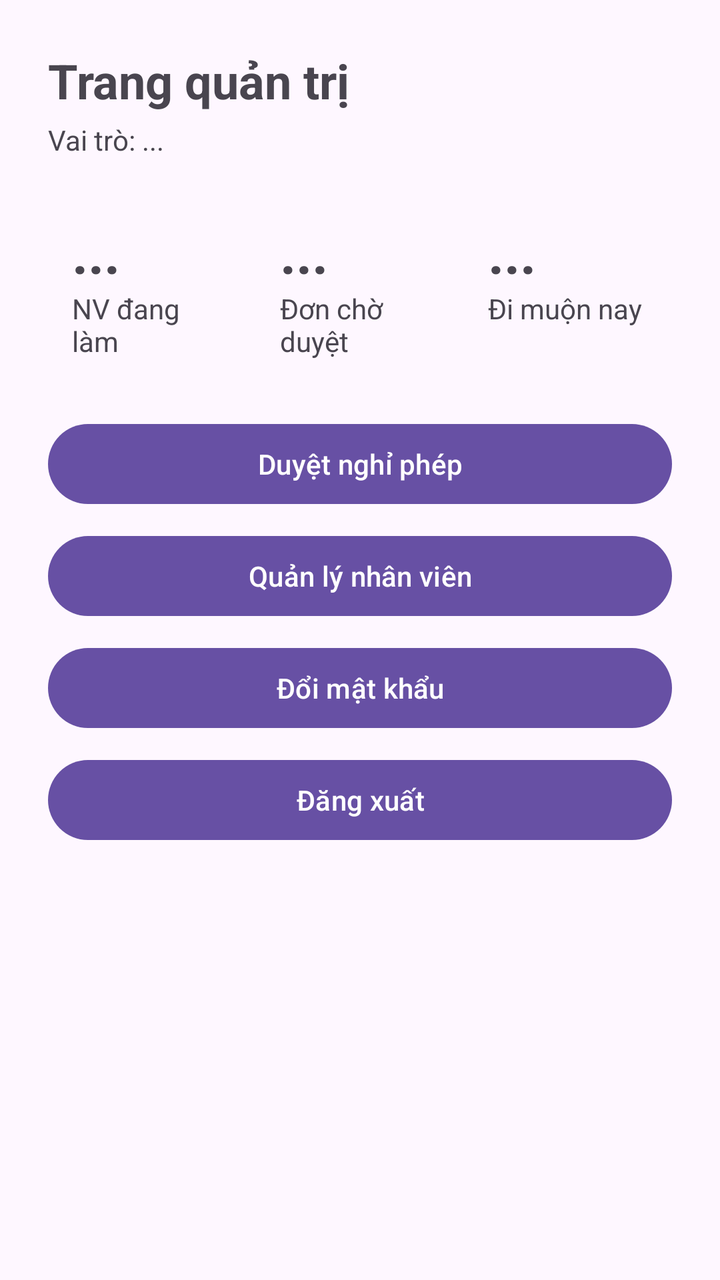
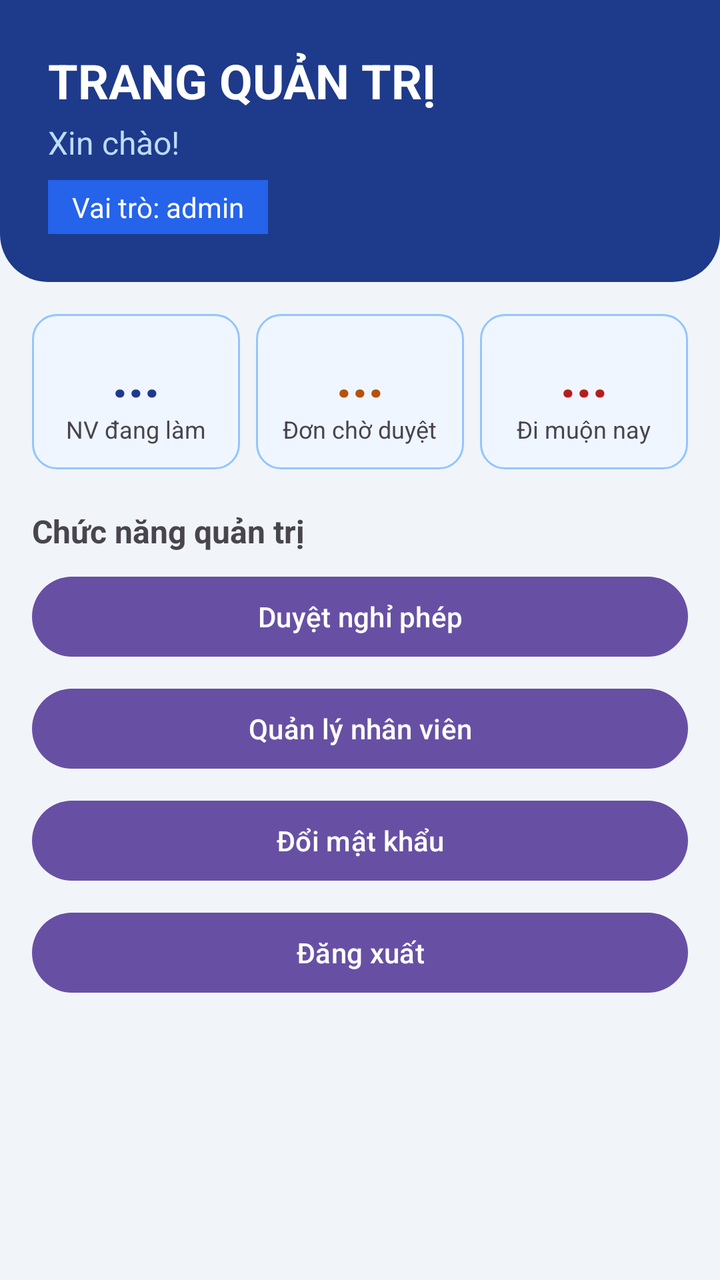

Compare the two renders of this Android layout. The source of the first and the diff that turns it into the second are given below.
<!-- AndroidManifest.xml: application theme Theme.Employeemanagementapp -->
<!-- res/layout/activity_admin.xml -->
<?xml version="1.0" encoding="utf-8"?>
<ScrollView xmlns:android="http://schemas.android.com/apk/res/android"
    android:layout_width="match_parent"
    android:layout_height="match_parent">

    <LinearLayout
        android:layout_width="match_parent"
        android:layout_height="wrap_content"
        android:orientation="vertical"
        android:padding="24dp">

        <TextView
            android:layout_width="wrap_content"
            android:layout_height="wrap_content"
            android:text="Trang quản trị"
            android:textSize="24sp"
            android:textStyle="bold"
            android:layout_marginBottom="4dp"/>

        <TextView
            android:id="@+id/tvAdminRole"
            android:layout_width="wrap_content"
            android:layout_height="wrap_content"
            android:text="Vai trò: ..."
            android:layout_marginBottom="16dp"/>

        <LinearLayout
            android:layout_width="match_parent"
            android:layout_height="wrap_content"
            android:orientation="horizontal"
            android:layout_marginBottom="8dp">

            <LinearLayout
                android:layout_width="0dp"
                android:layout_height="wrap_content"
                android:layout_weight="1"
                android:orientation="vertical"
                android:padding="12dp">

                <TextView
                    android:id="@+id/tvTotalStaff"
                    android:layout_width="wrap_content"
                    android:layout_height="wrap_content"
                    android:text="..."
                    android:textSize="28sp"
                    android:textStyle="bold"/>

                <TextView
                    android:layout_width="wrap_content"
                    android:layout_height="wrap_content"
                    android:text="NV đang làm"/>
            </LinearLayout>

            <LinearLayout
                android:layout_width="0dp"
                android:layout_height="wrap_content"
                android:layout_weight="1"
                android:orientation="vertical"
                android:padding="12dp">

                <TextView
                    android:id="@+id/tvPendingLeaves"
                    android:layout_width="wrap_content"
                    android:layout_height="wrap_content"
                    android:text="..."
                    android:textSize="28sp"
                    android:textStyle="bold"/>

                <TextView
                    android:layout_width="wrap_content"
                    android:layout_height="wrap_content"
                    android:text="Đơn chờ duyệt"/>
            </LinearLayout>

            <LinearLayout
                android:layout_width="0dp"
                android:layout_height="wrap_content"
                android:layout_weight="1"
                android:orientation="vertical"
                android:padding="12dp">

                <TextView
                    android:id="@+id/tvLateToday"
                    android:layout_width="wrap_content"
                    android:layout_height="wrap_content"
                    android:text="..."
                    android:textSize="28sp"
                    android:textStyle="bold"/>

                <TextView
                    android:layout_width="wrap_content"
                    android:layout_height="wrap_content"
                    android:text="Đi muộn nay"/>
            </LinearLayout>
        </LinearLayout>

        <Button
            android:id="@+id/btnAdminApprove"
            android:layout_width="match_parent"
            android:layout_height="wrap_content"
            android:text="Duyệt nghỉ phép"
            android:layout_marginTop="8dp"/>

        <Button
            android:id="@+id/btnAdminStaff"
            android:layout_width="match_parent"
            android:layout_height="wrap_content"
            android:text="Quản lý nhân viên"
            android:layout_marginTop="8dp"/>

        <Button
            android:id="@+id/btnAdminChangePass"
            android:layout_width="match_parent"
            android:layout_height="wrap_content"
            android:text="Đổi mật khẩu"
            android:layout_marginTop="8dp"/>

        <Button
            android:id="@+id/btnAdminLogout"
            android:layout_width="match_parent"
            android:layout_height="wrap_content"
            android:text="Đăng xuất"
            android:layout_marginTop="8dp"/>

    </LinearLayout>
</ScrollView>
<!-- resources referenced by this layout -->
<resources>
  <style name="Theme.Employeemanagementapp" parent="Base.Theme.Employeemanagementapp" />
  <style name="Base.Theme.Employeemanagementapp" parent="Theme.Material3.DayNight.NoActionBar">
          
          
      </style>
</resources>

<!-- the commit's change to res/layout/activity_admin.xml (unified diff, before → after) -->
@@ -1,41 +1,72 @@
 <?xml version="1.0" encoding="utf-8"?>
 <ScrollView xmlns:android="http://schemas.android.com/apk/res/android"
     android:layout_width="match_parent"
-    android:layout_height="match_parent">
+    android:layout_height="match_parent"
+    android:background="#f1f5f9">
 
     <LinearLayout
         android:layout_width="match_parent"
         android:layout_height="wrap_content"
-        android:orientation="vertical"
-        android:padding="24dp">
+        android:orientation="vertical">
 
-        <TextView
-            android:layout_width="wrap_content"
+        
+        <LinearLayout
+            android:layout_width="match_parent"
             android:layout_height="wrap_content"
-            android:text="Trang quản trị"
-            android:textSize="24sp"
-            android:textStyle="bold"
-            android:layout_marginBottom="4dp"/>
+            android:orientation="vertical"
+            android:background="@drawable/header_admin"
+            android:padding="24dp"
+            android:paddingTop="40dp"
+            android:paddingBottom="28dp">
 
-        <TextView
-            android:id="@+id/tvAdminRole"
-            android:layout_width="wrap_content"
-            android:layout_height="wrap_content"
-            android:text="Vai trò: ..."
-            android:layout_marginBottom="16dp"/>
+            <TextView
+                android:layout_width="wrap_content"
+                android:layout_height="wrap_content"
+                android:text="TRANG QUẢN TRỊ"
+                android:textColor="#ffffff"
+                android:textSize="24sp"
+                android:textStyle="bold"/>
 
+            <TextView
+                android:id="@+id/tvAdminWelcome"
+                android:layout_width="wrap_content"
+                android:layout_height="wrap_content"
+                android:text="Xin chào!"
+                android:textColor="#bfdbfe"
+                android:textSize="16sp"
+                android:layout_marginTop="4dp"/>
+
+            <TextView
+                android:id="@+id/tvAdminRole"
+                android:layout_width="wrap_content"
+                android:layout_height="wrap_content"
+                android:text="Vai trò: admin"
+                android:textColor="#ffffff"
+                android:textSize="14sp"
+                android:background="#2563eb"
+                android:paddingLeft="12dp"
+                android:paddingRight="12dp"
+                android:paddingTop="4dp"
+                android:paddingBottom="4dp"
+                android:layout_marginTop="8dp"/>
+        </LinearLayout>
+
+        
         <LinearLayout
             android:layout_width="match_parent"
             android:layout_height="wrap_content"
             android:orientation="horizontal"
-            android:layout_marginBottom="8dp">
+            android:padding="12dp">
 
             <LinearLayout
                 android:layout_width="0dp"
                 android:layout_height="wrap_content"
                 android:layout_weight="1"
+                android:layout_margin="4dp"
                 android:orientation="vertical"
-                android:padding="12dp">
+                android:background="@drawable/card_admin"
+                android:padding="12dp"
+                android:gravity="center">
 
                 <TextView
                     android:id="@+id/tvTotalStaff"
@@ -43,20 +74,25 @@
                     android:layout_height="wrap_content"
                     android:text="..."
                     android:textSize="28sp"
-                    android:textStyle="bold"/>
+                    android:textStyle="bold"
+                    android:textColor="#1e3a8a"/>
 
                 <TextView
                     android:layout_width="wrap_content"
                     android:layout_height="wrap_content"
-                    android:text="NV đang làm"/>
+                    android:text="NV đang làm"
+                    android:textSize="12sp"/>
             </LinearLayout>
 
             <LinearLayout
                 android:layout_width="0dp"
                 android:layout_height="wrap_content"
                 android:layout_weight="1"
+                android:layout_margin="4dp"
                 android:orientation="vertical"
-                android:padding="12dp">
+                android:background="@drawable/card_admin"
+                android:padding="12dp"
+                android:gravity="center">
 
                 <TextView
                     android:id="@+id/tvPendingLeaves"
@@ -64,20 +100,25 @@
                     android:layout_height="wrap_content"
                     android:text="..."
                     android:textSize="28sp"
-                    android:textStyle="bold"/>
+                    android:textStyle="bold"
+                    android:textColor="#b45309"/>
 
                 <TextView
                     android:layout_width="wrap_content"
                     android:layout_height="wrap_content"
-                    android:text="Đơn chờ duyệt"/>
+                    android:text="Đơn chờ duyệt"
+                    android:textSize="12sp"/>
             </LinearLayout>
 
             <LinearLayout
                 android:layout_width="0dp"
                 android:layout_height="wrap_content"
                 android:layout_weight="1"
+                android:layout_margin="4dp"
                 android:orientation="vertical"
-                android:padding="12dp">
+                android:background="@drawable/card_admin"
+                android:padding="12dp"
+                android:gravity="center">
 
                 <TextView
                     android:id="@+id/tvLateToday"
@@ -85,42 +126,63 @@
                     android:layout_height="wrap_content"
                     android:text="..."
                     android:textSize="28sp"
-                    android:textStyle="bold"/>
+                    android:textStyle="bold"
+                    android:textColor="#b91c1c"/>
 
                 <TextView
                     android:layout_width="wrap_content"
                     android:layout_height="wrap_content"
-                    android:text="Đi muộn nay"/>
+                    android:text="Đi muộn nay"
+                    android:textSize="12sp"/>
             </LinearLayout>
         </LinearLayout>
 
-        <Button
-            android:id="@+id/btnAdminApprove"
+        <TextView
+            android:layout_width="wrap_content"
+            android:layout_height="wrap_content"
+            android:text="Chức năng quản trị"
+            android:textSize="16sp"
+            android:textStyle="bold"
+            android:layout_marginLeft="16dp"
+            android:layout_marginTop="4dp"
+            android:layout_marginBottom="8dp"/>
+
+        <LinearLayout
             android:layout_width="match_parent"
             android:layout_height="wrap_content"
-            android:text="Duyệt nghỉ phép"
-            android:layout_marginTop="8dp"/>
+            android:orientation="vertical"
+            android:paddingLeft="16dp"
+            android:paddingRight="16dp"
+            android:paddingBottom="24dp">
 
-        <Button
-            android:id="@+id/btnAdminStaff"
-            android:layout_width="match_parent"
-            android:layout_height="wrap_content"
-            android:text="Quản lý nhân viên"
-            android:layout_marginTop="8dp"/>
+            <Button
+                android:id="@+id/btnAdminApprove"
+                android:layout_width="match_parent"
+                android:layout_height="wrap_content"
+                android:text="Duyệt nghỉ phép"/>
 
-        <Button
-            android:id="@+id/btnAdminChangePass"
-            android:layout_width="match_parent"
-            android:layout_height="wrap_content"
-            android:text="Đổi mật khẩu"
-            android:layout_marginTop="8dp"/>
+            <Button
+                android:id="@+id/btnAdminStaff"
+                android:layout_width="match_parent"
+                android:layout_height="wrap_content"
+                android:text="Quản lý nhân viên"
+                android:layout_marginTop="8dp"/>
 
-        <Button
-            android:id="@+id/btnAdminLogout"
-            android:layout_width="match_parent"
-            android:layout_height="wrap_content"
-            android:text="Đăng xuất"
-            android:layout_marginTop="8dp"/>
+            <Button
+                android:id="@+id/btnAdminChangePass"
+                android:layout_width="match_parent"
+                android:layout_height="wrap_content"
+                android:text="Đổi mật khẩu"
+                android:layout_marginTop="8dp"/>
+
+            <Button
+                android:id="@+id/btnAdminLogout"
+                android:layout_width="match_parent"
+                android:layout_height="wrap_content"
+                android:text="Đăng xuất"
+                android:layout_marginTop="8dp"/>
+
+        </LinearLayout>
 
     </LinearLayout>
 </ScrollView>
<!-- resource entries referenced after the edit -->
@@ -1,5 +1,20 @@
 <!-- resources referenced by this layout -->
 <resources>
+  <!-- drawable card_admin (drawable) -->
+  <?xml version="1.0" encoding="utf-8"?>
+  <shape xmlns:android="http://schemas.android.com/apk/res/android"
+      android:shape="rectangle">
+      <solid android:color="#eff6ff"/>
+      <stroke android:width="1dp" android:color="#93c5fd"/>
+      <corners android:radius="12dp"/>
+  </shape>
+  <!-- drawable header_admin (drawable) -->
+  <?xml version="1.0" encoding="utf-8"?>
+  <shape xmlns:android="http://schemas.android.com/apk/res/android"
+      android:shape="rectangle">
+      <solid android:color="#1e3a8a"/>
+      <corners android:bottomLeftRadius="24dp" android:bottomRightRadius="24dp"/>
+  </shape>
   <style name="Theme.Employeemanagementapp" parent="Base.Theme.Employeemanagementapp" />
   <style name="Base.Theme.Employeemanagementapp" parent="Theme.Material3.DayNight.NoActionBar">
           
